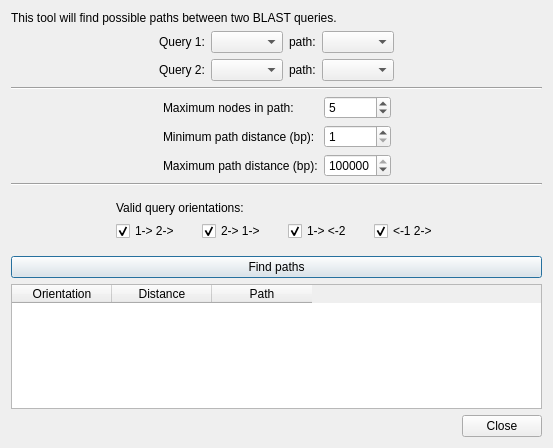
The window that ui/distancedialog.ui (rrwick/Bandage) describes before a commit, drawn with Qt 5.
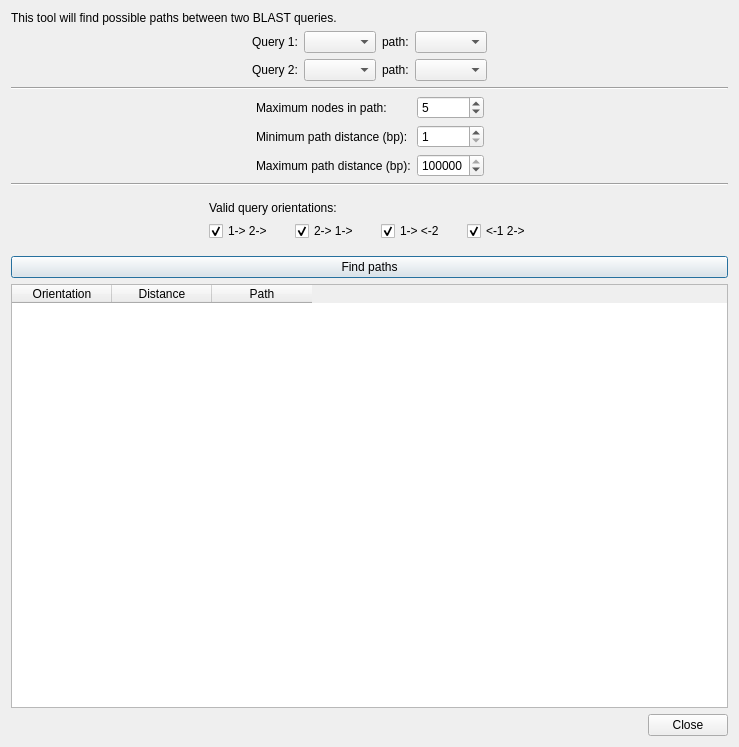
The same window after the commit. Custom widgets are drawn as their Qt base class.

Patch:
```diff
--- a/ui/distancedialog.ui
+++ b/ui/distancedialog.ui
@@ -6,8 +6,8 @@
    <rect>
     <x>0</x>
     <y>0</y>
-    <width>553</width>
-    <height>448</height>
+    <width>739</width>
+    <height>747</height>
    </rect>
   </property>
   <property name="windowTitle">
```
